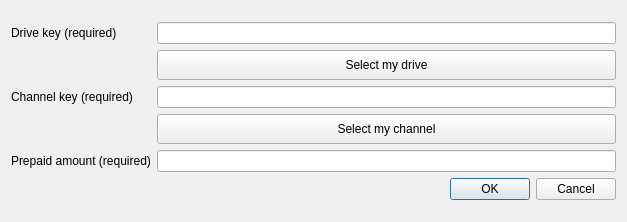
The window that UserApp/DownloadPaymentDialog.ui (proximax-storage/cpp-xpx-storage-user-app) describes before a commit, drawn with Qt 5.
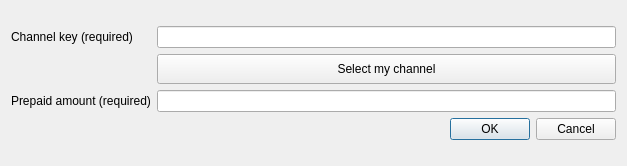
The same window after the commit.

Commit message: Improved payment dialogs

Patch:
```diff
--- a/UserApp/DownloadPaymentDialog.ui
+++ b/UserApp/DownloadPaymentDialog.ui
@@ -7,7 +7,7 @@
     <x>0</x>
     <y>0</y>
     <width>627</width>
-    <height>222</height>
+    <height>166</height>
    </rect>
   </property>
   <property name="windowTitle">
@@ -16,54 +16,14 @@
   <layout class="QVBoxLayout" name="verticalLayout">
    <item>
     <layout class="QGridLayout" name="gridLayout">
-     <item row="2" column="0">
+     <item row="0" column="0">
       <widget class="QLabel" name="label_2">
        <property name="text">
         <string>Channel key (required)</string>
        </property>
       </widget>
      </item>
-     <item row="5" column="1">
-      <widget class="QDialogButtonBox" name="buttonBox">
-       <property name="orientation">
-        <enum>Qt::Horizontal</enum>
-       </property>
-       <property name="standardButtons">
-        <set>QDialogButtonBox::Cancel|QDialogButtonBox::Ok</set>
-       </property>
-      </widget>
-     </item>
-     <item row="4" column="0">
-      <widget class="QLabel" name="label_3">
-       <property name="text">
-        <string>Prepaid amount (required)</string>
-       </property>
-      </widget>
-     </item>
      <item row="1" column="1">
-      <widget class="QPushButton" name="m_selectDrive">
-       <property name="minimumSize">
-        <size>
-         <width>0</width>
-         <height>30</height>
-        </size>
-       </property>
-       <property name="text">
-        <string>Select my drive</string>
-       </property>
-      </widget>
-     </item>
-     <item row="4" column="1">
-      <widget class="QLineEdit" name="m_prepaid"/>
-     </item>
-     <item row="0" column="0">
-      <widget class="QLabel" name="label">
-       <property name="text">
-        <string>Drive key (required)</string>
-       </property>
-      </widget>
-     </item>
-     <item row="3" column="1">
       <widget class="QPushButton" name="m_selectChannel">
        <property name="minimumSize">
         <size>
@@ -76,12 +36,29 @@
        </property>
       </widget>
      </item>
-     <item row="0" column="1">
-      <widget class="QLineEdit" name="m_driveKey"/>
+     <item row="2" column="0">
+      <widget class="QLabel" name="label_3">
+       <property name="text">
+        <string>Prepaid amount (required)</string>
+       </property>
+      </widget>
      </item>
      <item row="2" column="1">
+      <widget class="QLineEdit" name="m_prepaid"/>
+     </item>
+     <item row="0" column="1">
       <widget class="QLineEdit" name="m_channelKey"/>
      </item>
+     <item row="3" column="1">
+      <widget class="QDialogButtonBox" name="buttonBox">
+       <property name="orientation">
+        <enum>Qt::Horizontal</enum>
+       </property>
+       <property name="standardButtons">
+        <set>QDialogButtonBox::Cancel|QDialogButtonBox::Ok</set>
+       </property>
+      </widget>
+     </item>
     </layout>
    </item>
   </layout>
```
The commit also changes 12 other files.
